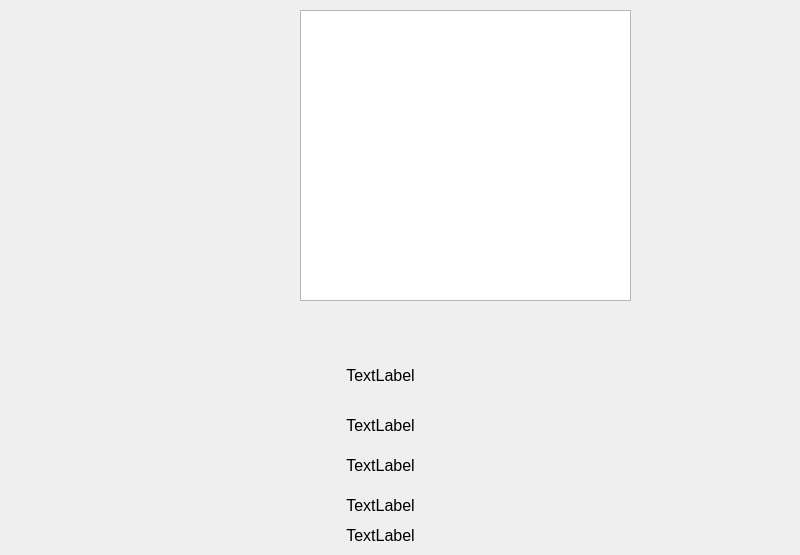
Before: the Qt Designer form mem/memwindow.ui in Codevka/qttop, drawn with Qt 5.
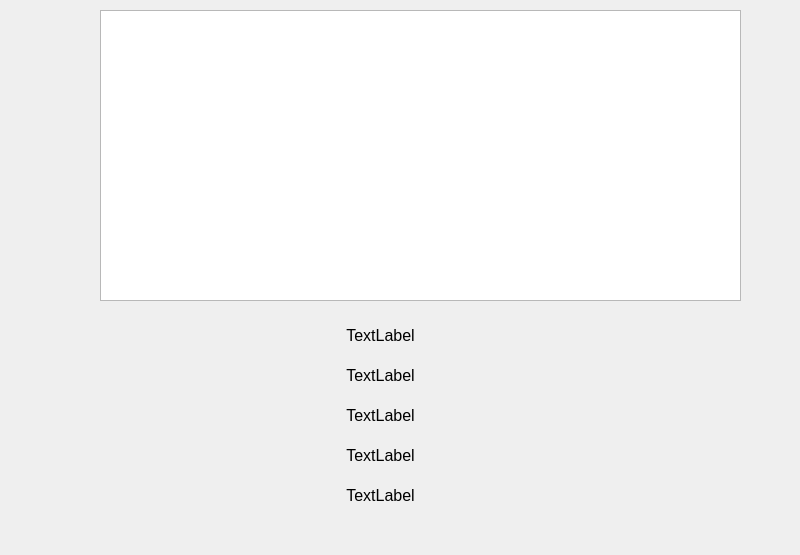
After: the same form once the commit is applied. Custom widgets are drawn as their Qt base class.

```diff
--- a/mem/memwindow.ui
+++ b/mem/memwindow.ui
@@ -17,7 +17,7 @@
    <property name="geometry">
     <rect>
      <x>160</x>
-     <y>360</y>
+     <y>320</y>
      <width>441</width>
      <height>31</height>
     </rect>
@@ -44,7 +44,7 @@
    <property name="geometry">
     <rect>
      <x>160</x>
-     <y>410</y>
+     <y>360</y>
      <width>441</width>
      <height>31</height>
     </rect>
@@ -71,7 +71,7 @@
    <property name="geometry">
     <rect>
      <x>160</x>
-     <y>450</y>
+     <y>400</y>
      <width>441</width>
      <height>31</height>
     </rect>
@@ -97,9 +97,9 @@
   <widget class="ChartView" name="graphicsView">
    <property name="geometry">
     <rect>
-     <x>300</x>
+     <x>100</x>
      <y>10</y>
-     <width>331</width>
+     <width>641</width>
      <height>291</height>
     </rect>
    </property>
@@ -108,7 +108,7 @@
    <property name="geometry">
     <rect>
      <x>160</x>
-     <y>490</y>
+     <y>440</y>
      <width>441</width>
      <height>31</height>
     </rect>
@@ -135,7 +135,7 @@
    <property name="geometry">
     <rect>
      <x>160</x>
-     <y>520</y>
+     <y>480</y>
      <width>441</width>
      <height>31</height>
     </rect>
```
